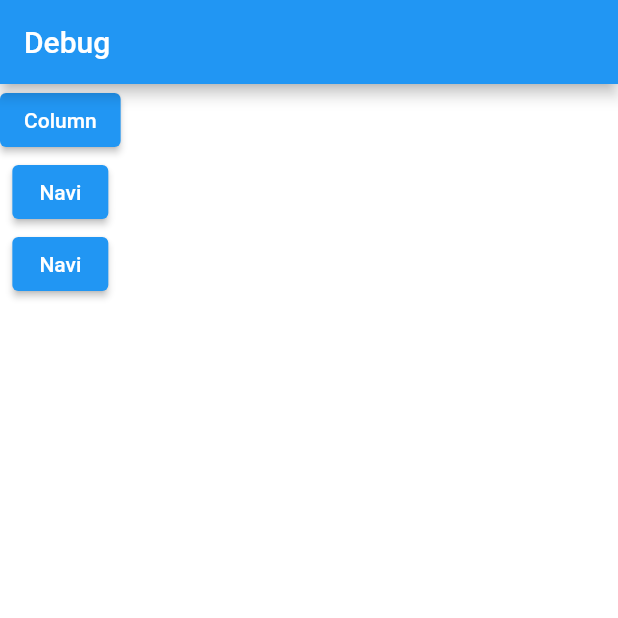
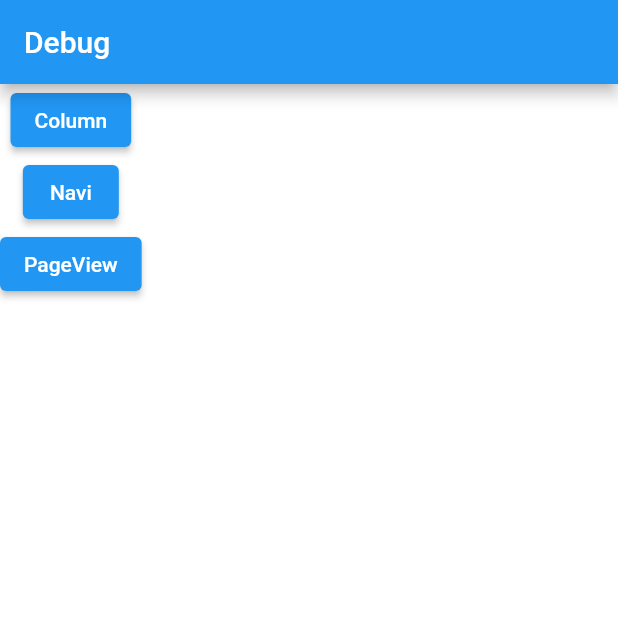
Before and after one commit to ottomossei/my-dart-lang-learning, a Flutter app: the screen it shows after launch, on a phone screen of 412 x 824 dp, the top half of it. Run offline on Flutter 3.47's test engine with Material 2 defaults, Android fonts, the phone set to English and light mode, and no system bars.

Commit message:
Add Comment

```diff
--- a/flutter_project/helloworld/lib/main.dart
+++ b/flutter_project/helloworld/lib/main.dart
@@ -47,7 +47,7 @@ class MyAppPage extends StatelessWidget {
               Navigator.push(context,
                   MaterialPageRoute(builder: (context) => MyPageViewApp()));
             },
-            child: const Text("Navi"))
+            child: const Text("PageView"))
       ],
     );
   }
--- a/flutter_project/helloworld/lib/screen_transition/pageview/main.dart
+++ b/flutter_project/helloworld/lib/screen_transition/pageview/main.dart
@@ -1,5 +1,8 @@
 /*
 PageView
+Navigatorを使用せず、ページ遷移する
+MyPageViewAppに３つのページが内包されており、その中の選択を
+
 
 
 
```
